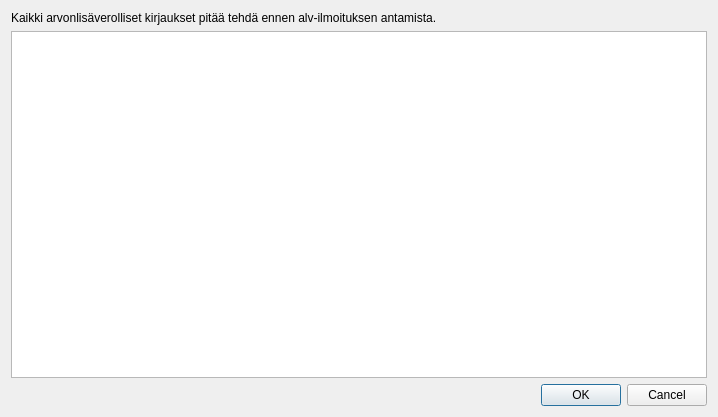
Above: kitupiikki/alv/alvilmoitusdialog.ui from artoh/kitupiikki before the change. Below: the same form after it.
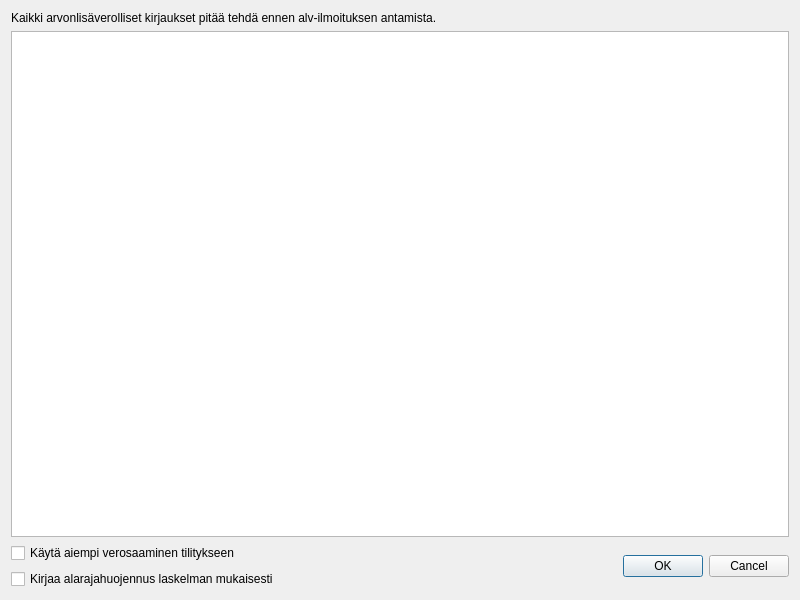
That is the form after the change.

```diff
--- a/kitupiikki/alv/alvilmoitusdialog.ui
+++ b/kitupiikki/alv/alvilmoitusdialog.ui
@@ -6,14 +6,26 @@
    <rect>
     <x>0</x>
     <y>0</y>
-    <width>718</width>
-    <height>417</height>
+    <width>800</width>
+    <height>600</height>
    </rect>
   </property>
+  <property name="sizePolicy">
+   <sizepolicy hsizetype="Preferred" vsizetype="Preferred">
+    <horstretch>2</horstretch>
+    <verstretch>1</verstretch>
+   </sizepolicy>
+  </property>
+  <property name="minimumSize">
+   <size>
+    <width>600</width>
+    <height>500</height>
+   </size>
+  </property>
   <property name="windowTitle">
    <string>Arvonlisäveroilmoitus</string>
   </property>
-  <layout class="QVBoxLayout" name="verticalLayout">
+  <layout class="QVBoxLayout" name="verticalLayout_2">
    <item>
     <widget class="QLabel" name="label">
      <property name="text">
@@ -28,6 +40,32 @@
     <widget class="QTextBrowser" name="ilmoitusBrowser"/>
    </item>
    <item>
+    <layout class="QHBoxLayout" name="horizontalLayout">
+     <item>
+      <layout class="QVBoxLayout" name="verticalLayout">
+       <item>
+        <widget class="QCheckBox" name="saatavaCheck">
+         <property name="text">
+          <string>Käytä aiempi verosaaminen tilitykseen</string>
+         </property>
+         <property name="checked">
+          <bool>false</bool>
+         </property>
+        </widget>
+       </item>
+       <item>
+        <widget class="QCheckBox" name="huojennusCheck">
+         <property name="text">
+          <string>Kirjaa alarajahuojennus laskelman mukaisesti</string>
+         </property>
+         <property name="checked">
+          <bool>false</bool>
+         </property>
+        </widget>
+       </item>
+      </layout>
+     </item>
+     <item>
     <widget class="QDialogButtonBox" name="buttonBox">
      <property name="orientation">
       <enum>Qt::Horizontal</enum>
@@ -36,6 +74,8 @@
       <set>QDialogButtonBox::Cancel|QDialogButtonBox::Ok</set>
      </property>
     </widget>
+     </item>
+    </layout>
    </item>
   </layout>
  </widget>
```
Lines whose indentation alone changed are shown as unchanged.
